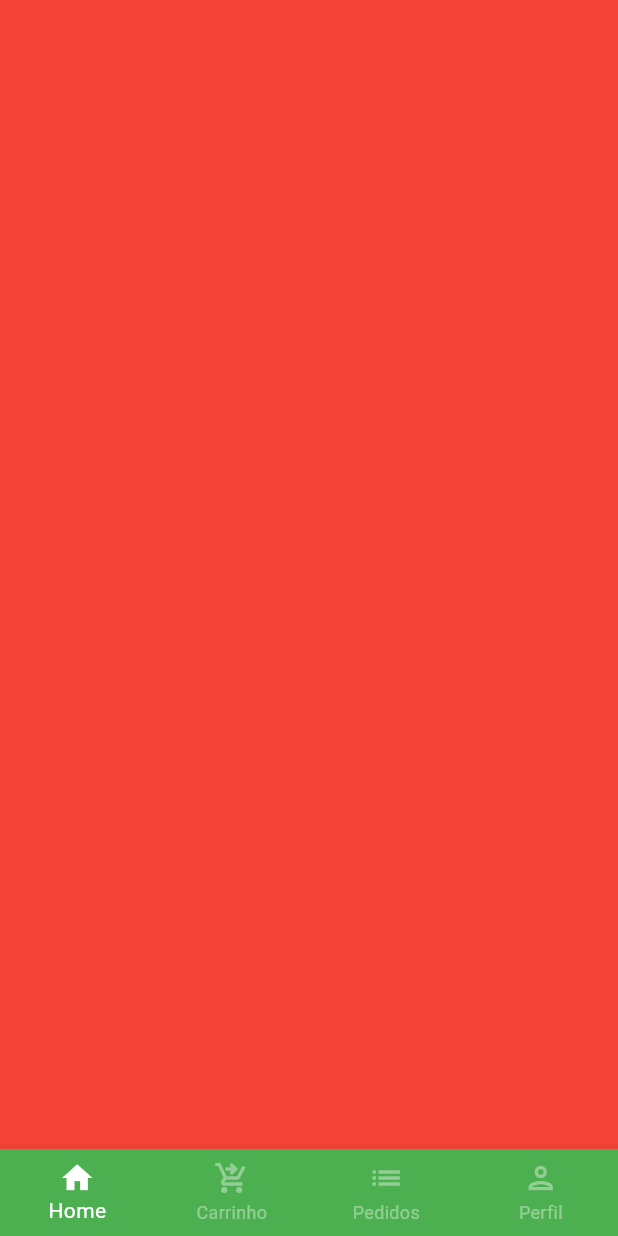
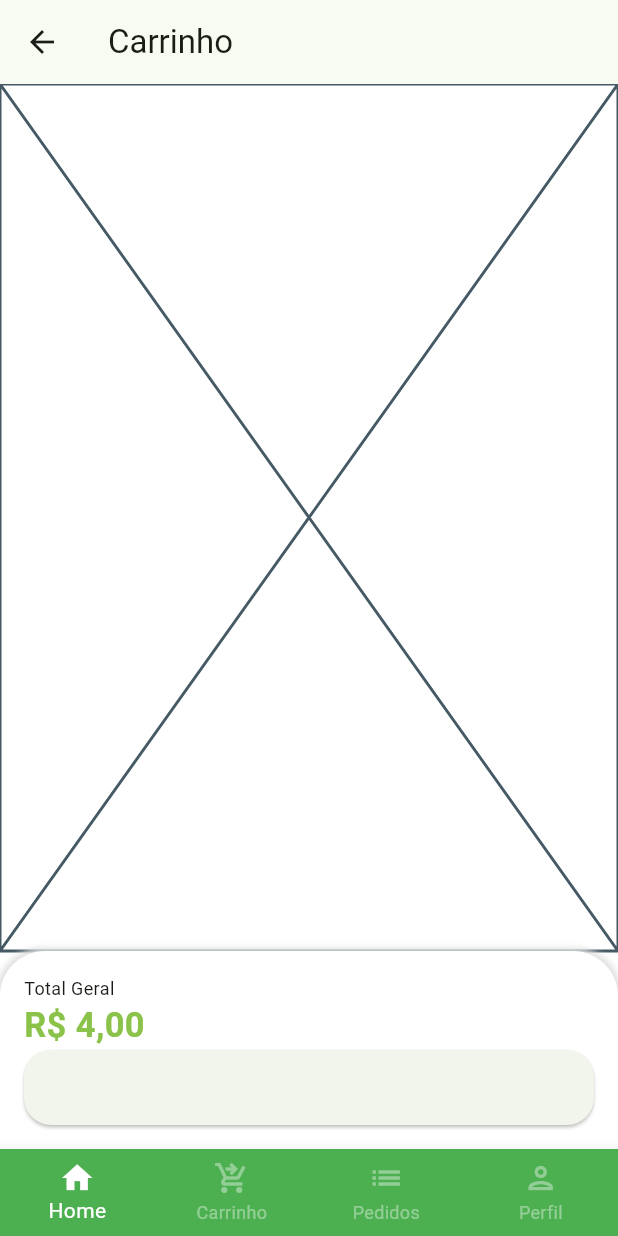
Before and after one commit to juriaCardozo/greengrocer-getx, a Flutter app: the BaseScreen screen opened directly, swiped to page 2, on a phone screen of 412 x 824 dp. Run offline on Flutter 3.47's test engine with Material 2 defaults, Android fonts, the phone set to English and light mode, and no system bars; our stand-ins replace animated_text_kit, mask_text_input_formatter.

Commit message:
Total e confirmação de pedido na tela de Carrinho

```diff
--- a/lib/src/pages/base/base_screen.dart
+++ b/lib/src/pages/base/base_screen.dart
@@ -1,4 +1,5 @@
 import 'package:flutter/material.dart';
+import 'package:greengrocer/src/pages/cart/cart_tab.dart';
 import 'package:greengrocer/src/pages/home/home_tab.dart';
 
 class BaseScreen extends StatefulWidget {
@@ -20,9 +21,7 @@ class _BaseScreenState extends State<BaseScreen> {
         controller: pageController,
         children: [
           const HomeTab(),
-          Container(
-            color: Colors.red,
-          ),
+          CartTab(),
           Container(
             color: Colors.blue,
           ),
--- /dev/null
+++ b/lib/src/pages/cart/cart_tab.dart
@@ -0,0 +1,75 @@
+import 'package:flutter/material.dart';
+import 'package:greengrocer/src/config/custom_colors.dart';
+import 'package:greengrocer/src/services/utils_services.dart';
+
+class CartTab extends StatelessWidget {
+  final UtilsServices utilsServices = UtilsServices();
+
+  CartTab({super.key});
+
+  @override
+  Widget build(BuildContext context) {
+    return Scaffold(
+      appBar: AppBar(
+        title: Text(
+          'Carrinho',
+        ),
+      ),
+      body: Column(
+        children: [
+          Expanded(
+            child: Placeholder(),
+          ),
+          Container(
+            padding: EdgeInsetsDirectional.all(16),
+            decoration: BoxDecoration(
+              color: Colors.white,
+              borderRadius: BorderRadius.vertical(
+                top: Radius.circular(30),
+              ),
+              boxShadow: [
+                BoxShadow(
+                  color: Colors.grey.shade300,
+                  blurRadius: 3,
+                  spreadRadius: 2,
+                ),
+              ],
+            ),
+            child: Column(
+              crossAxisAlignment: CrossAxisAlignment.stretch,
+              children: [
+                Text(
+                  'Total Geral',
+                  style: TextStyle(fontSize: 12),
+                ),
+                Text(
+                  utilsServices.priceToCurrency(4),
+                  style: TextStyle(
+                    fontSize: 23,
+                    color: CustomColors.customSwatchColor,
+                    fontWeight: FontWeight.bold,
+                  ),
+                ),
+                SizedBox(
+                  height: 50,
+                  child: ElevatedButton(
+                    style: ElevatedButton.styleFrom(
+                      shape: RoundedRectangleBorder(
+                        borderRadius: BorderRadius.circular(18),
+                      ),
+                    ),
+                    onPressed: () {},
+                    child: Text(
+                      '',
+                      style: TextStyle(fontSize: 18),
+                    ),
+                  ),
+                ),
+              ],
+            ),
+          ),
+        ],
+      ),
+    );
+  }
+}
--- a/lib/src/pages/common_widgets/quantity_widget.dart
+++ b/lib/src/pages/common_widgets/quantity_widget.dart
@@ -15,7 +15,7 @@ class QuantityWidget extends StatelessWidget {
   @override
   Widget build(BuildContext context) {
     return Container(
-      padding: EdgeInsets.all(4),
+      padding: const EdgeInsets.all(4),
       decoration: BoxDecoration(
         color: Colors.white,
         borderRadius: BorderRadius.circular(50),
@@ -42,7 +42,7 @@ class QuantityWidget extends StatelessWidget {
             padding: const EdgeInsets.symmetric(horizontal: 6),
             child: Text(
               '$value$suffixText',
-              style: TextStyle(fontSize: 15, fontWeight: FontWeight.bold),
+              style: const TextStyle(fontSize: 15, fontWeight: FontWeight.bold),
             ),
           ),
           _QuantityButton(
@@ -65,7 +65,6 @@ class _QuantityButton extends StatelessWidget {
   final VoidCallback onPressed;
 
   const _QuantityButton({
-    super.key,
     required this.color,
     required this.icon,
     required this.onPressed,
```
Also changed, not shown: lib/src/pages/product/product_screen.dart (+9 -9 lines).
